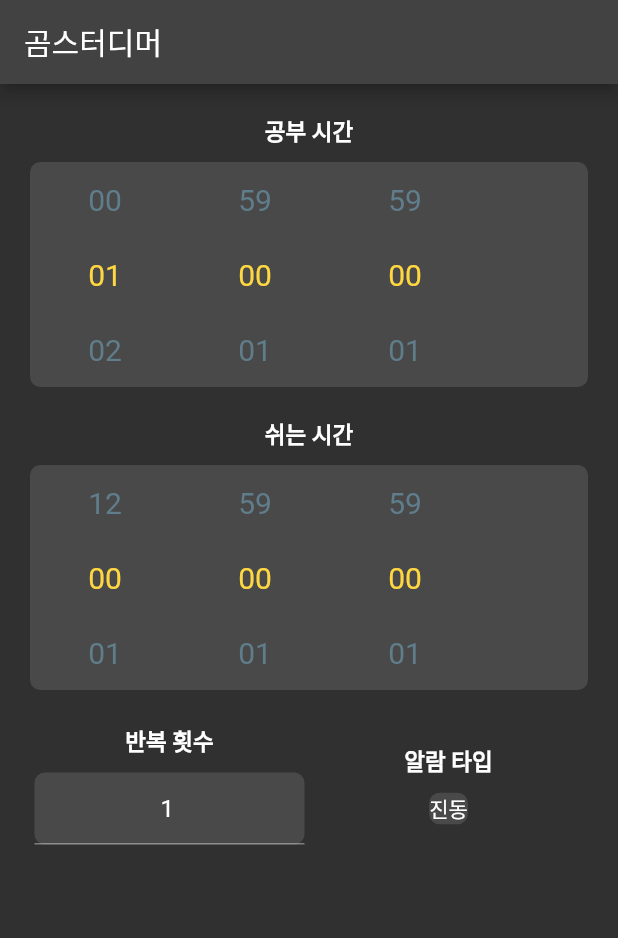
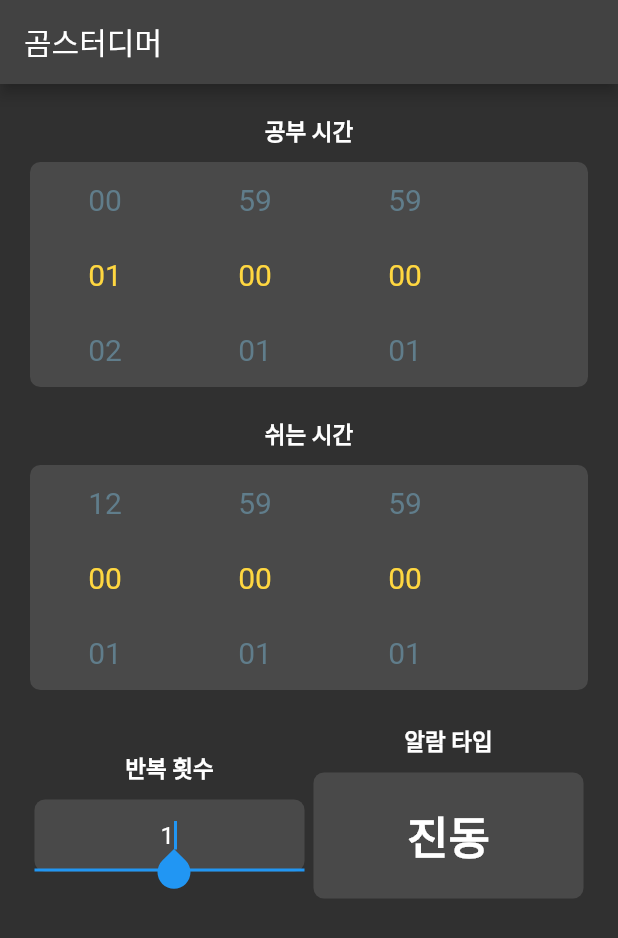
Before and after one commit to MISEONGKIM/studimer, a Flutter app: the screen it shows after launch, on a phone screen of 412 x 824 dp. Shown: the top 938 px of the screen. Run offline on Flutter 3.47's test engine with Material 2 defaults, Android fonts, the phone set to English and light mode, and no system bars; drawn by our look-alikes of numberpicker; our stand-ins replace floor, sqflite; accounts and stored records are empty; generated files the repository leaves out were written again.

Commit message:
fix : 알림타입 디자인까지

```diff
--- a/lib/src/presentation/widgets/notice/notice_list_container.dart
+++ b/lib/src/presentation/widgets/notice/notice_list_container.dart
@@ -12,17 +12,24 @@ class NoticeListContainer extends StatelessWidget {
     return CycleOptionPrvdConsumer(
       builder: (context, provider) => provider.focusOn == FocusNum.notice
           ? NoticeList(initValue: provider.oneCycle.notice!)
-          : Container(
-              margin: const EdgeInsets.only(top: 10),
-              decoration: BoxDecoration(
-                color: Colors.white12,
-                borderRadius: BorderRadius.circular(7),
-              ),
-              child: GestureDetector(
-                  onTap: () {
-                    provider.setFocusOn(FocusNum.notice);
-                  },
-                  child: Text(provider.oneCycle.notice!.noticeName))),
+          : GestureDetector(
+              onTap: () {
+                provider.setFocusOn(FocusNum.notice);
+              },
+              child: Container(
+                  width: double.infinity,
+                  margin: const EdgeInsets.only(top: 10),
+                  padding: const EdgeInsets.all(20),
+                  decoration: BoxDecoration(
+                    color: Colors.white12,
+                    borderRadius: BorderRadius.circular(7),
+                  ),
+                  child: Text(provider.oneCycle.notice!.noticeName,
+                      textAlign: TextAlign.center,
+                      style: const TextStyle(
+                          color: Colors.white,
+                          fontSize: 30,
+                          fontWeight: FontWeight.bold)))),
     );
   }
 }
--- a/lib/src/presentation/widgets/repeat/repeat_textfield.dart
+++ b/lib/src/presentation/widgets/repeat/repeat_textfield.dart
@@ -22,6 +22,7 @@ class RepeatTextField extends StatelessWidget {
             ),
             child: TextFormField(
               textInputAction: TextInputAction.done,
+              autofocus: true,
               onFieldSubmitted: (term) {
                 _fieldFocusChange(context, _focus, provider);
               },
@@ -30,7 +31,7 @@ class RepeatTextField extends StatelessWidget {
               },
               initialValue: provider.oneCycle.repeat.toString(),
               onChanged: (value) {
-                final v = value == '' ? 0 : int.parse(value);
+                final v = value == '' ? 1 : int.parse(value);
                 provider.setRepeat(v);
               },
               keyboardType: TextInputType.number,
```
Also changed, not shown: lib/src/presentation/widgets/notice/notice_list.dart (+18 -5 lines).
